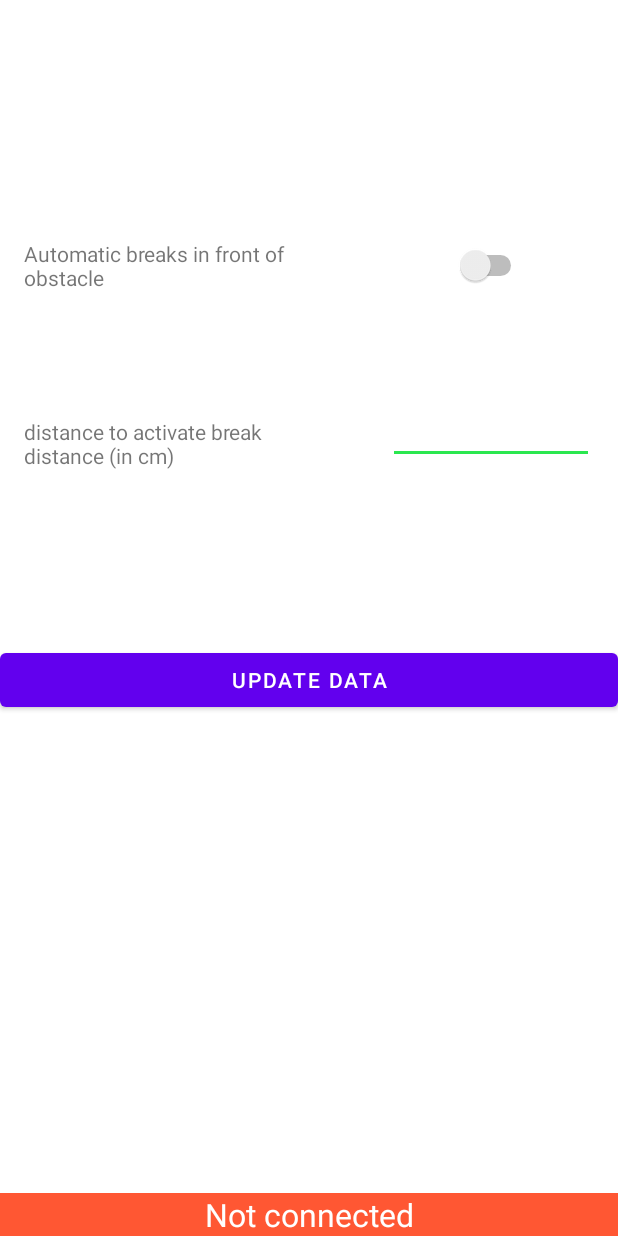
After one commit to atOliverParkerMorgan/BluetoothCarController, an Android app: the layout sensor_fragment.xml on its own in the app's theme, with its tools: preview values and no code run, on a phone screen of 412 x 824 dp. The commit adds this screen. Run offline under Robolectric (Android 15) with nearby library versions, the phone set to English and light mode, and no system bars.

Commit message:
analyze room and display

```diff
--- /dev/null
+++ b/src/main/res/layout/sensor_fragment.xml
@@ -0,0 +1,125 @@
+<?xml version="1.0" encoding="utf-8"?>
+<androidx.constraintlayout.widget.ConstraintLayout xmlns:android="http://schemas.android.com/apk/res/android"
+    xmlns:app="http://schemas.android.com/apk/res-auto"
+    xmlns:tools="http://schemas.android.com/tools"
+    android:layout_width="match_parent"
+    android:layout_height="match_parent">
+
+    <TextView
+        android:id="@+id/connected"
+        android:layout_width="0dp"
+        android:layout_height="wrap_content"
+        android:background="#00C853"
+        android:text="@string/connected"
+        android:textAlignment="center"
+        android:textColor="@color/white"
+        android:textSize="21sp"
+        app:layout_constraintBottom_toBottomOf="parent"
+        app:layout_constraintEnd_toEndOf="parent"
+        app:layout_constraintHorizontal_bias="0.0"
+        app:layout_constraintStart_toStartOf="parent" />
+
+    <TextView
+        android:id="@+id/notConnected"
+        android:layout_width="0dp"
+        android:layout_height="wrap_content"
+        android:background="#FF5733"
+        android:text="@string/notConnected"
+        android:textAlignment="center"
+        android:textColor="@color/white"
+        android:textSize="21sp"
+        app:layout_constraintBottom_toBottomOf="parent"
+        app:layout_constraintEnd_toEndOf="parent"
+        app:layout_constraintHorizontal_bias="0.0"
+        app:layout_constraintStart_toStartOf="parent" />
+
+    <Switch
+        android:id="@+id/switchSensor"
+        android:layout_width="wrap_content"
+        android:layout_height="wrap_content"
+        app:layout_constraintBottom_toTopOf="@+id/guideline2"
+        app:layout_constraintEnd_toEndOf="parent"
+        app:layout_constraintStart_toStartOf="@+id/guideline5"
+        app:layout_constraintTop_toTopOf="@+id/guideline6" />
+
+    <EditText
+        android:id="@+id/distNumber"
+        android:layout_width="0dp"
+        android:layout_height="42dp"
+        android:layout_marginStart="16dp"
+        android:layout_marginEnd="16dp"
+        android:digits="0123456789"
+        android:inputType="number"
+        app:layout_constraintBottom_toTopOf="@+id/guideline3"
+        app:layout_constraintEnd_toEndOf="parent"
+        app:layout_constraintStart_toStartOf="@+id/guideline5"
+        app:layout_constraintTop_toTopOf="@+id/guideline2" />
+
+    <androidx.constraintlayout.widget.Guideline
+        android:id="@+id/guideline2"
+        android:layout_width="wrap_content"
+        android:layout_height="wrap_content"
+        android:orientation="horizontal"
+        app:layout_constraintGuide_percent="0.28" />
+
+    <androidx.constraintlayout.widget.Guideline
+        android:id="@+id/guideline3"
+        android:layout_width="wrap_content"
+        android:layout_height="wrap_content"
+        android:orientation="horizontal"
+        app:layout_constraintGuide_percent="0.42" />
+
+    <androidx.constraintlayout.widget.Guideline
+        android:id="@+id/guideline5"
+        android:layout_width="wrap_content"
+        android:layout_height="wrap_content"
+        android:orientation="vertical"
+        app:layout_constraintGuide_begin="243dp" />
+
+    <TextView
+        android:id="@+id/textView2"
+        android:layout_width="0dp"
+        android:layout_height="wrap_content"
+        android:layout_marginStart="16dp"
+        android:layout_marginEnd="16dp"
+        android:text="@string/autoBreak"
+        app:layout_constraintBottom_toTopOf="@+id/guideline2"
+        app:layout_constraintEnd_toStartOf="@+id/guideline5"
+        app:layout_constraintStart_toStartOf="parent"
+        app:layout_constraintTop_toTopOf="@+id/guideline6" />
+
+    <TextView
+        android:id="@+id/distText"
+        android:layout_width="0dp"
+        android:layout_height="wrap_content"
+        android:layout_marginStart="16dp"
+        android:layout_marginEnd="16dp"
+        android:text="@string/breakDist"
+        app:layout_constraintBottom_toTopOf="@+id/guideline3"
+        app:layout_constraintEnd_toStartOf="@+id/guideline5"
+        app:layout_constraintHorizontal_bias="0.0"
+        app:layout_constraintStart_toStartOf="parent"
+        app:layout_constraintTop_toTopOf="@+id/guideline2"
+        app:layout_constraintVertical_bias="0.594" />
+
+    <Button
+        android:id="@+id/updateData"
+        android:layout_width="0dp"
+        android:layout_height="wrap_content"
+        android:layout_marginTop="4dp"
+        android:text="@string/update"
+        app:layout_constraintBottom_toTopOf="@+id/connected"
+        app:layout_constraintEnd_toEndOf="parent"
+        app:layout_constraintHorizontal_bias="0.0"
+        app:layout_constraintStart_toStartOf="parent"
+        app:layout_constraintTop_toTopOf="@+id/guideline3"
+        app:layout_constraintVertical_bias="0.19999999" />
+
+    <androidx.constraintlayout.widget.Guideline
+        android:id="@+id/guideline6"
+        android:layout_width="wrap_content"
+        android:layout_height="wrap_content"
+        android:orientation="horizontal"
+        app:layout_constraintGuide_percent="0.15" />
+
+</androidx.constraintlayout.widget.ConstraintLayout>
--- a/src/main/res/values/strings.xml
+++ b/src/main/res/values/strings.xml
@@ -5,4 +5,8 @@
     <string name="notConnected">Not connected</string>
     <string name="nothingFound">nothing found</string>
     <string name="backButtonDescription">Go back to main activity</string>
+    <string name="terminate">Terminate search</string>
+    <string name="autoBreak">Automatic breaks in front of obstacle</string>
+    <string name="breakDist">distance to activate break distance (in cm)</string>
+    <string name="update">Update data</string>
 </resources>
--- a/src/main/res/values/themes.xml
+++ b/src/main/res/values/themes.xml
@@ -13,4 +13,8 @@
         <item name="android:statusBarColor" tools:targetApi="l">?attr/colorPrimaryVariant</item>
         <!-- Customize your theme here. -->
     </style>
+
+    <style name="Button.Aggressive" parent="ThemeOverlay.AppCompat">
+        <item name="colorAccent">@color/active_dark_red</item>
+    </style>
 </resources>
```
Also changed, not shown: src/main/java/com/example/bluetoothcarcontroller/Bluetooth/DeviceAdapter.java (+1 -6 lines), src/main/java/com/example/bluetoothcarcontroller/Fragments/AutopilotFragment.java (+8 -0 lines), src/main/java/com/example/bluetoothcarcontroller/Fragments/BluetoothFragment.java (+23 -7 lines), src/main/java/com/example/bluetoothcarcontroller/Fragments/JoystickFragment.java (+9 -0 lines), src/main/java/com/example/bluetoothcarcontroller/Fragments/SensorFragment.java (added, +94 -0 lines), src/main/java/com/example/bluetoothcarcontroller/MainActivity.java (+5 -9 lines), src/main/java/com/example/bluetoothcarcontroller/Threads/ReceiveDataThread.java (+9 -32 lines), src/main/res/layout/autopilot_fragment.xml (+16 -3 lines), 1 other file.
